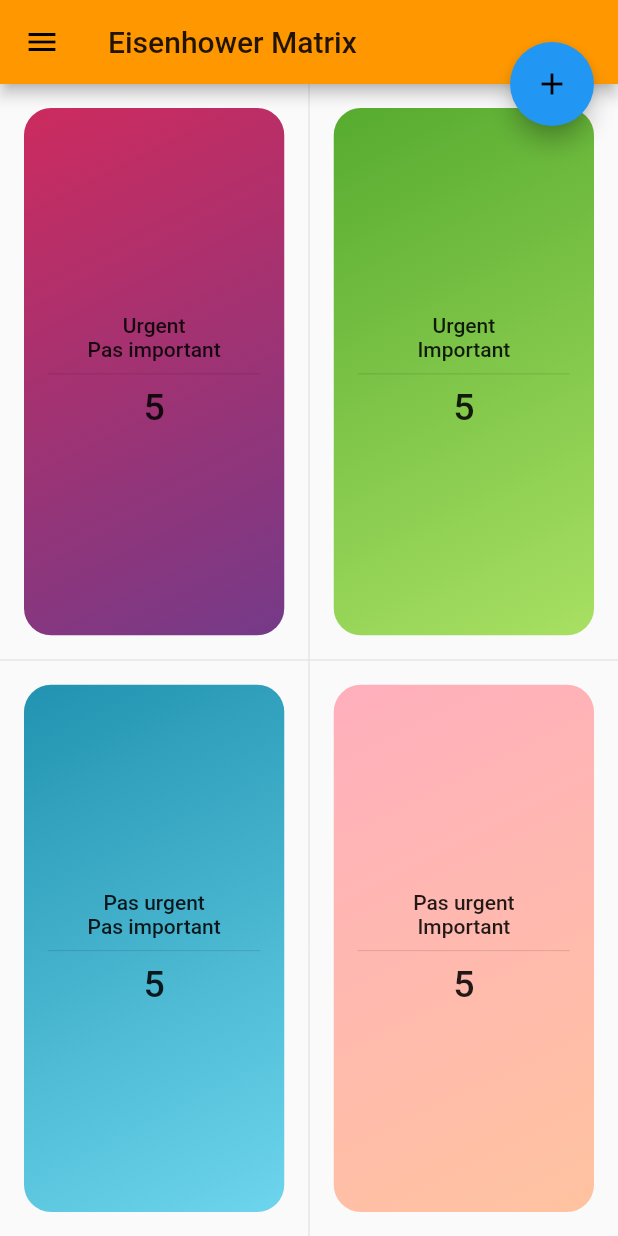
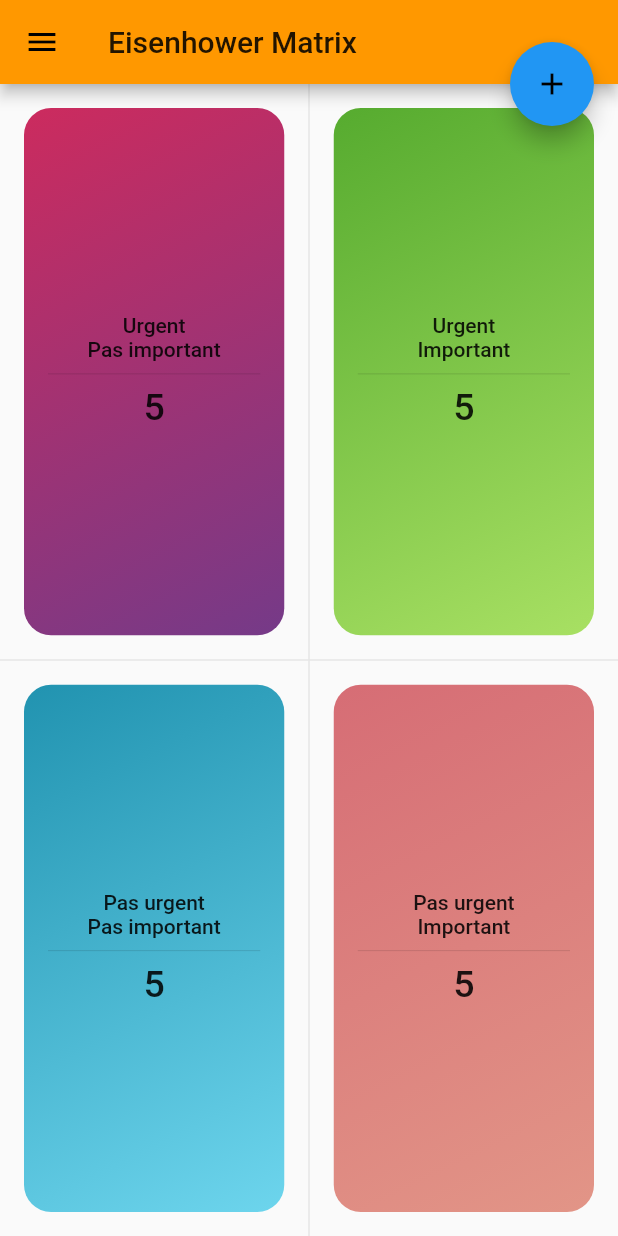
Before and after one commit to LRipi/EisenhowerMatrix, a Flutter app: the screen it shows after launch, after a tap on "Login", on a phone screen of 412 x 824 dp. Run offline on Flutter 3.47's test engine with Material 2 defaults, Android fonts, the phone set to English and light mode, and no system bars.

Commit message:
Changed card color

```diff
--- a/lib/MatrixPage/matrix.dart
+++ b/lib/MatrixPage/matrix.dart
@@ -34,7 +34,7 @@ class MatrixPageState extends State<MatrixPage> {
     );
     pasUrgentImportant = new TaskListInfo(
         "Pas Urgent, Important", false, true, 0,
-        Color.fromRGBO(255, 175, 189, 1), Color.fromRGBO(255, 195, 160, 1)
+        Color.fromRGBO(214, 109, 117, 1), Color.fromRGBO(226, 149, 135, 1)
     );
     urgentImportant = new TaskListInfo(
        "Urgent, Important", true, true, 0,
```
